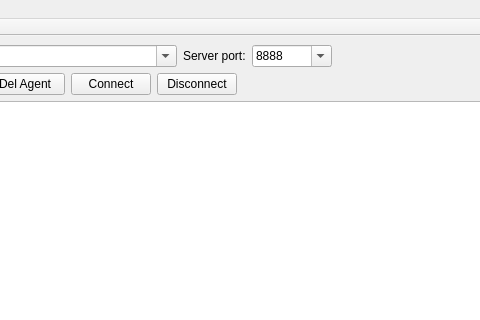
Qt form App/FakeAgent/mainwindow.ui (break11/AutoStorage) before a commit; both pictures show x 110 to 590 and y 0 to 320 of the 1180 by 851 pixel window.
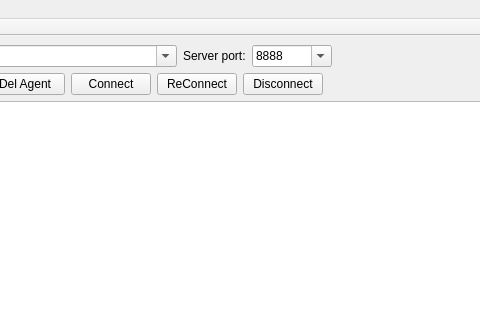
The same form after that commit.

Diff of the .ui file:
```diff
--- a/App/FakeAgent/mainwindow.ui
+++ b/App/FakeAgent/mainwindow.ui
@@ -111,6 +111,19 @@
           </property>
          </widget>
         </item>
+        <item>
+         <widget class="QPushButton" name="btnReConnect">
+          <property name="toolTip">
+           <string>Reconnect with save last RX packet Number</string>
+          </property>
+          <property name="text">
+           <string>ReConnect</string>
+          </property>
+          <property name="shortcut">
+           <string>Del</string>
+          </property>
+         </widget>
+        </item>
         <item>
          <widget class="QPushButton" name="btnDisconnect">
           <property name="text">
```
Left out of the diff: 3 changed lines with no effect on the pictures.
